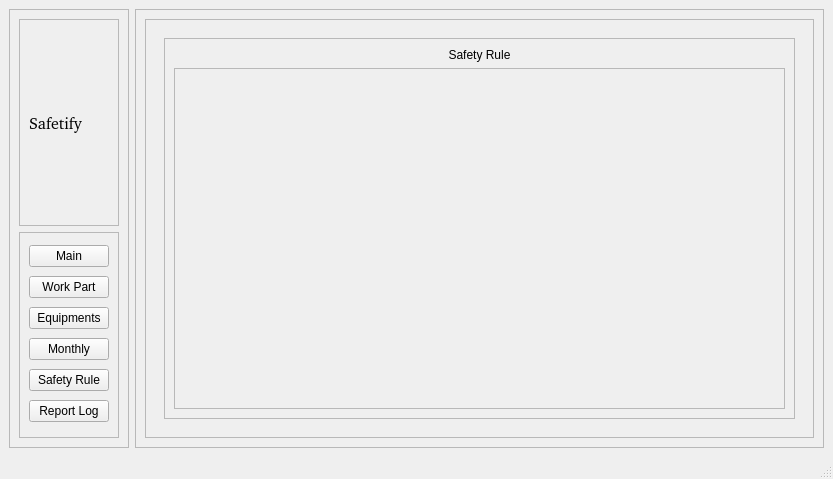
This is gui/interface.ui in addinedu-ros-8th/deeplearning-repo-4 as Qt 5 draws it before an edit. The edited form follows.
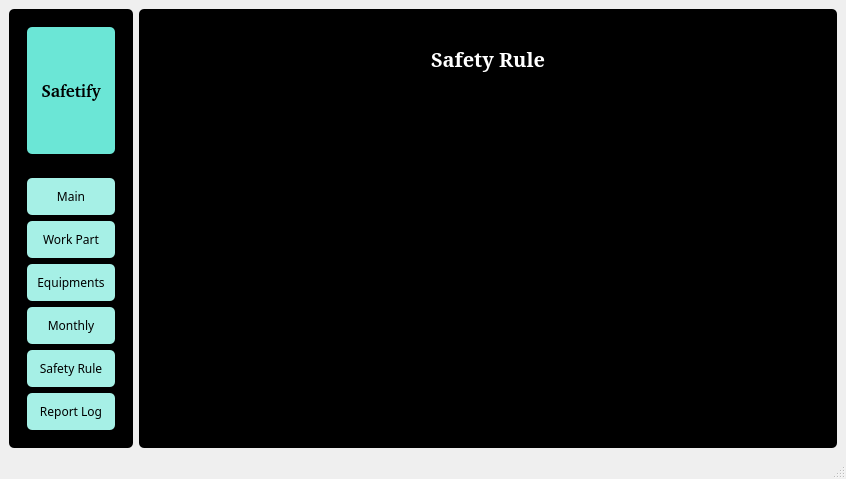
This is the edited form. The open tabs and pages were chosen to show the change.

Commit message: complete bar chart by work part

The edit to the form file:
```diff
--- a/gui/interface.ui
+++ b/gui/interface.ui
@@ -6,7 +6,7 @@
    <rect>
     <x>0</x>
     <y>0</y>
-    <width>833</width>
+    <width>846</width>
     <height>479</height>
    </rect>
   </property>
@@ -14,6 +14,39 @@
    <string>MainWindow</string>
   </property>
   <widget class="QWidget" name="centralwidget">
+   <property name="styleSheet">
+    <string notr="true">#centralwidget QWidget{
+	border-radius: 5px;
+	background-color: black;
+	color: white;
+}
+#frame_3 QLabel{
+	background-color: #6BE6D6;
+	color: black;
+}
+#frame_4 QPushButton{
+	padding: 10px;
+	border-radius: 5px;
+	background-color: #A6F0E6;
+	color: black;
+}
+#frame_4 QPushButton:hover{
+	background-color: #95D8CF;
+	color: black;
+}
+#frame_27 QTableWidget{
+	border-radius: 10px;
+	background-color: #CEEDE9;
+	color: black;
+}
+#frame_27 QFrame{
+	background-color: #CEEDE9;
+	color: black;
+}
+#frame_20 QLabel{
+	color: black;
+}</string>
+   </property>
    <layout class="QHBoxLayout" name="horizontalLayout">
     <item>
      <widget class="QFrame" name="frame">
@@ -38,15 +71,18 @@
             <property name="font">
              <font>
               <family>URW Bookman [urw]</family>
-              <pointsize>12</pointsize>
-              <weight>50</weight>
+              <pointsize>13</pointsize>
+              <weight>75</weight>
               <italic>false</italic>
-              <bold>false</bold>
+              <bold>true</bold>
              </font>
             </property>
             <property name="text">
              <string>Safetify</string>
             </property>
+            <property name="alignment">
+             <set>Qt::AlignCenter</set>
+            </property>
            </widget>
           </item>
          </layout>
@@ -62,42 +98,72 @@
          </property>
          <layout class="QVBoxLayout" name="verticalLayout_2">
           <item>
-           <widget class="QPushButton" name="pushButton_5">
+           <widget class="QPushButton" name="btn1">
+            <property name="font">
+             <font>
+              <family>Sans Serif</family>
+             </font>
+            </property>
             <property name="text">
              <string>Main</string>
             </property>
            </widget>
           </item>
           <item>
-           <widget class="QPushButton" name="pushButton_4">
+           <widget class="QPushButton" name="btn2">
+            <property name="font">
+             <font>
+              <family>Sans Serif</family>
+             </font>
+            </property>
             <property name="text">
              <string>Work Part</string>
             </property>
            </widget>
           </item>
           <item>
-           <widget class="QPushButton" name="pushButton_3">
+           <widget class="QPushButton" name="btn3">
+            <property name="font">
+             <font>
+              <family>Sans Serif</family>
+             </font>
+            </property>
             <property name="text">
              <string>Equipments</string>
             </property>
            </widget>
           </item>
           <item>
-           <widget class="QPushButton" name="pushButton_2">
+           <widget class="QPushButton" name="btn4">
+            <property name="font">
+             <font>
+              <family>Sans Serif</family>
+             </font>
+            </property>
             <property name="text">
              <string>Monthly</string>
             </property>
            </widget>
           </item>
           <item>
-           <widget class="QPushButton" name="pushButton">
+           <widget class="QPushButton" name="btn5">
+            <property name="font">
+             <font>
+              <family>Sans Serif</family>
+             </font>
+            </property>
             <property name="text">
              <string>Safety Rule</string>
             </property>
            </widget>
           </item>
           <item>
-           <widget class="QPushButton" name="pushButton_6">
+           <widget class="QPushButton" name="btn6">
+            <property name="font">
+             <font>
+              <family>Sans Serif</family>
+             </font>
+            </property>
             <property name="text">
              <string>Report Log</string>
             </property>
@@ -129,6 +195,11 @@
          <layout class="QVBoxLayout" name="verticalLayout_4">
           <item>
            <widget class="QStackedWidget" name="stackedWidget">
+            <property name="font">
+             <font>
+              <pointsize>15</pointsize>
+             </font>
+            </property>
             <property name="currentIndex">
              <number>0</number>
             </property>
@@ -436,6 +507,14 @@
                 <layout class="QVBoxLayout" name="verticalLayout_12">
                  <item alignment="Qt::AlignTop">
                   <widget class="QLabel" name="label_12">
+                   <property name="font">
+                    <font>
+                     <family>Serif</family>
+                     <pointsize>15</pointsize>
+                     <weight>75</weight>
+                     <bold>true</bold>
+                    </font>
+                   </property>
                    <property name="text">
                     <string>Safety Rule</string>
                    </property>
@@ -458,6 +537,49 @@
                    <property name="frameShadow">
                     <enum>QFrame::Raised</enum>
                    </property>
+                   <layout class="QHBoxLayout" name="horizontalLayout_4">
+                    <item>
+                     <widget class="QLabel" name="safetyLeft">
+                      <property name="sizePolicy">
+                       <sizepolicy hsizetype="Preferred" vsizetype="Preferred">
+                        <horstretch>0</horstretch>
+                        <verstretch>0</verstretch>
+                       </sizepolicy>
+                      </property>
+                      <property name="maximumSize">
+                       <size>
+                        <width>16777215</width>
+                        <height>16777215</height>
+                       </size>
+                      </property>
+                      <property name="frameShape">
+                       <enum>QFrame::NoFrame</enum>
+                      </property>
+                      <property name="text">
+                       <string/>
+                      </property>
+                     </widget>
+                    </item>
+                    <item>
+                     <widget class="QLabel" name="safetyRight">
+                      <property name="frameShape">
+                       <enum>QFrame::NoFrame</enum>
+                      </property>
+                      <property name="frameShadow">
+                       <enum>QFrame::Plain</enum>
+                      </property>
+                      <property name="midLineWidth">
+                       <number>0</number>
+                      </property>
+                      <property name="text">
+                       <string/>
+                      </property>
+                      <property name="alignment">
+                       <set>Qt::AlignJustify|Qt::AlignVCenter</set>
+                      </property>
+                     </widget>
+                    </item>
+                   </layout>
                   </widget>
                  </item>
                 </layout>
```
Left out of the diff: 94 changed lines with no effect on the pictures. The commit also changes 2 other files.
